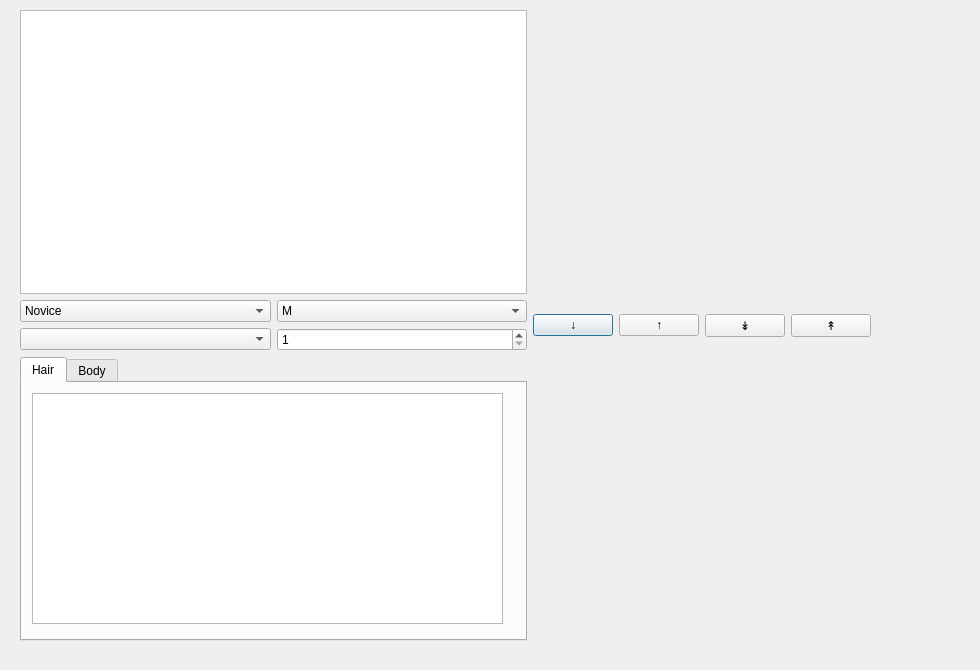
Qt form ui/main.ui (joseaguti/palROEditor) before a commit.
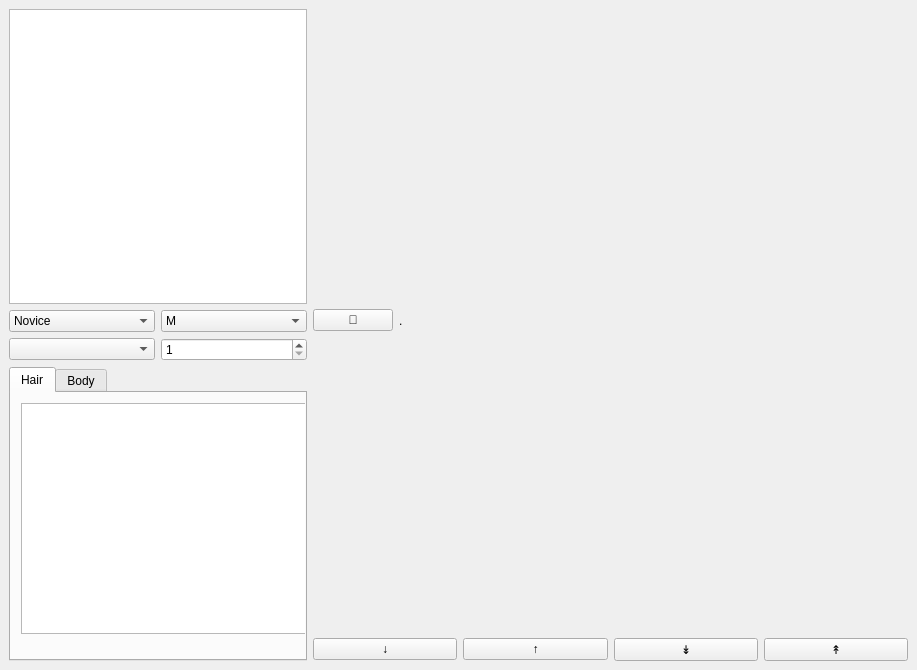
The same form after that commit.

The edit to the form file:
```diff
--- a/ui/main.ui
+++ b/ui/main.ui
@@ -1,28 +1,20 @@
 <?xml version="1.0" encoding="UTF-8"?>
 <ui version="4.0">
- <class>Dialog</class>
- <widget class="QDialog" name="Dialog">
+ <class>PalROEditor</class>
+ <widget class="QMainWindow" name="PalROEditor">
   <property name="geometry">
    <rect>
     <x>0</x>
     <y>0</y>
-    <width>980</width>
+    <width>917</width>
     <height>670</height>
    </rect>
   </property>
   <property name="windowTitle">
    <string>Dialog</string>
   </property>
-  <widget class="QWidget" name="horizontalLayoutWidget">
-   <property name="geometry">
-    <rect>
-     <x>20</x>
-     <y>10</y>
-     <width>851</width>
-     <height>631</height>
-    </rect>
-   </property>
-   <layout class="QHBoxLayout" name="main_layaout" stretch="2,1">
+  <widget class="QWidget" name="mainLayaout">
+   <layout class="QHBoxLayout" name="main_layaout" stretch="1,2">
     <item>
      <layout class="QVBoxLayout" name="sprite_sel">
       <item>
@@ -112,7 +104,25 @@
      </layout>
     </item>
     <item>
-     <layout class="QVBoxLayout" name="verticalLayout" stretch="5,1,5">
+     <layout class="QVBoxLayout" name="verticalLayout" stretch="0,5,1,5">
+      <item>
+       <layout class="QHBoxLayout" name="horizontalLayout_4" stretch="1,20">
+        <item>
+         <widget class="QPushButton" name="save_button">
+          <property name="text">
+           <string>💾</string>
+          </property>
+         </widget>
+        </item>
+        <item>
+         <widget class="QLabel" name="pal_path_label">
+          <property name="text">
+           <string>.</string>
+          </property>
+         </widget>
+        </item>
+       </layout>
+      </item>
       <item>
        <layout class="QGridLayout" name="o_palette"/>
       </item>
```
Left out of the diff: 2 changed lines with no effect on the pictures.
